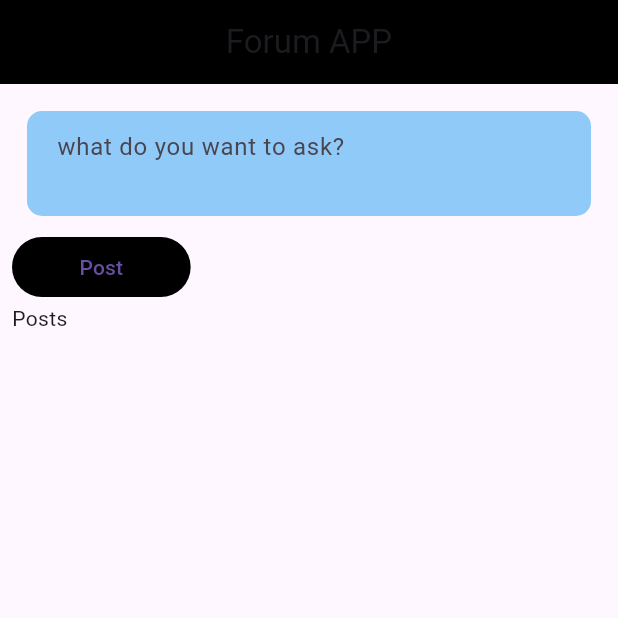
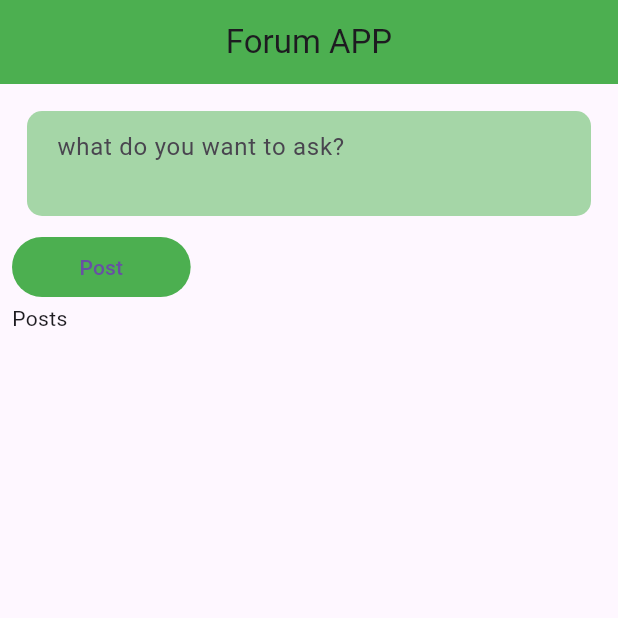
Before and after one commit to Alfianyus/FlutterForumApp, a Flutter app: the HomePage screen opened directly, on a phone screen of 412 x 824 dp, the top half of it. Run offline on Flutter 3.47's test engine with Material 3 defaults, Android fonts, the phone set to English and light mode, and no system bars; our stand-ins replace get, get_storage, google_fonts; accounts and stored records are empty; network calls fail.

Commit message:
edit colors

```diff
--- a/lib/views/home.dart
+++ b/lib/views/home.dart
@@ -20,7 +20,7 @@ class _HomePageState extends State<HomePage> {
     return Scaffold(
       appBar: AppBar(
         title: const Text('Forum APP'),
-        backgroundColor: Colors.black,
+        backgroundColor: Colors.green,
         elevation: 0,
         centerTitle: true,
       ),
@@ -39,7 +39,7 @@ class _HomePageState extends State<HomePage> {
               // ),
               ElevatedButton(
                 style: ElevatedButton.styleFrom(
-                  backgroundColor: Colors.black,
+                  backgroundColor: Colors.green,
                   elevation: 0,
                   padding: const EdgeInsets.symmetric(
                     horizontal: 45,
@@ -54,9 +54,7 @@ class _HomePageState extends State<HomePage> {
                   _postController.getAllPosts();
                 },
                 child: Obx(() {
-                  return _postController.isLoading.value
-                      ? const CircularProgressIndicator()
-                      : Text('Post');
+                  return _postController.isLoading.value ? const CircularProgressIndicator() : Text('Post');
                 }),
               ),
               const SizedBox(
@@ -77,7 +75,7 @@ class _HomePageState extends State<HomePage> {
                         itemCount: _postController.posts.value.length,
                         itemBuilder: (context, index) {
                           return Padding(
-                            padding: const EdgeInsets.symmetric(vertical: 8.0),
+                            padding: const EdgeInsets.symmetric(vertical: 10.0),
                             child: postdata(
                               post: _postController.posts.value[index],
                             ),
--- a/lib/views/widgets/post_data.dart
+++ b/lib/views/widgets/post_data.dart
@@ -27,7 +27,7 @@ class _postdataState extends State<postdata> {
       padding: EdgeInsets.all(10),
       width: double.infinity,
       decoration: BoxDecoration(
-        color: Colors.blue[200],
+        color: Colors.green[200],
         borderRadius: BorderRadius.circular(8.0),
       ),
       child: Column(
--- a/lib/views/widgets/post_field.dart
+++ b/lib/views/widgets/post_field.dart
@@ -24,7 +24,7 @@ class PostField extends StatelessWidget {
               width: double.infinity,
               height: 70,
               decoration: BoxDecoration(
-                color: Colors.blue[200],
+                color: Colors.green[200],
                 borderRadius: BorderRadius.circular(10),
               ),
               child: TextField(
```
